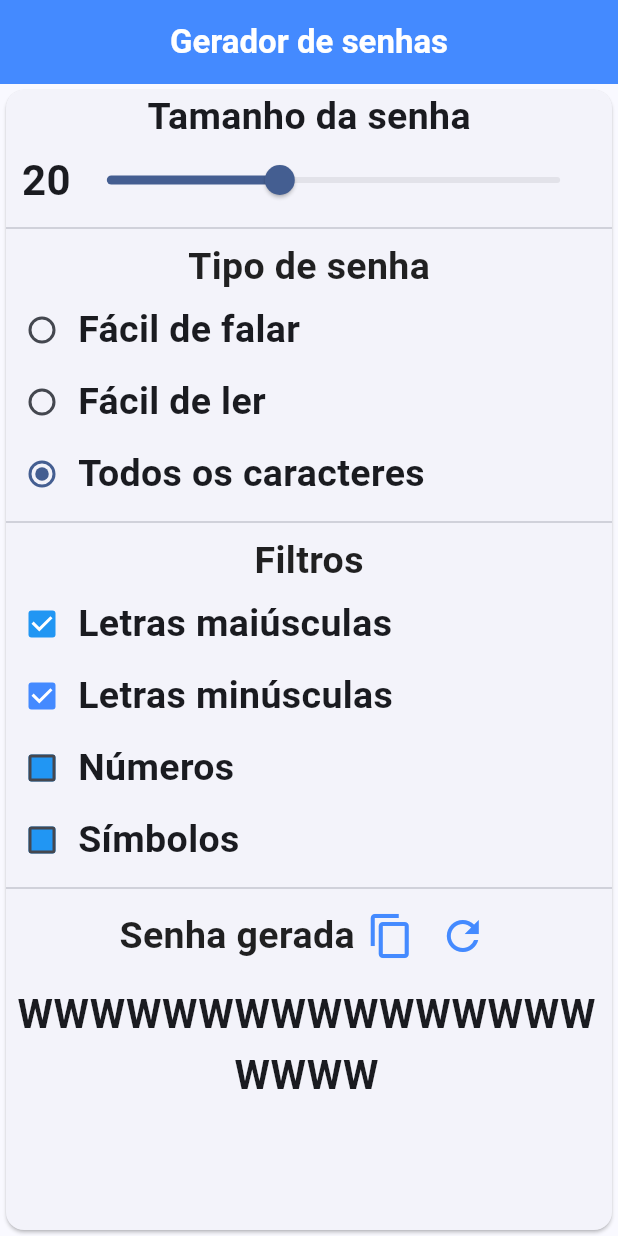
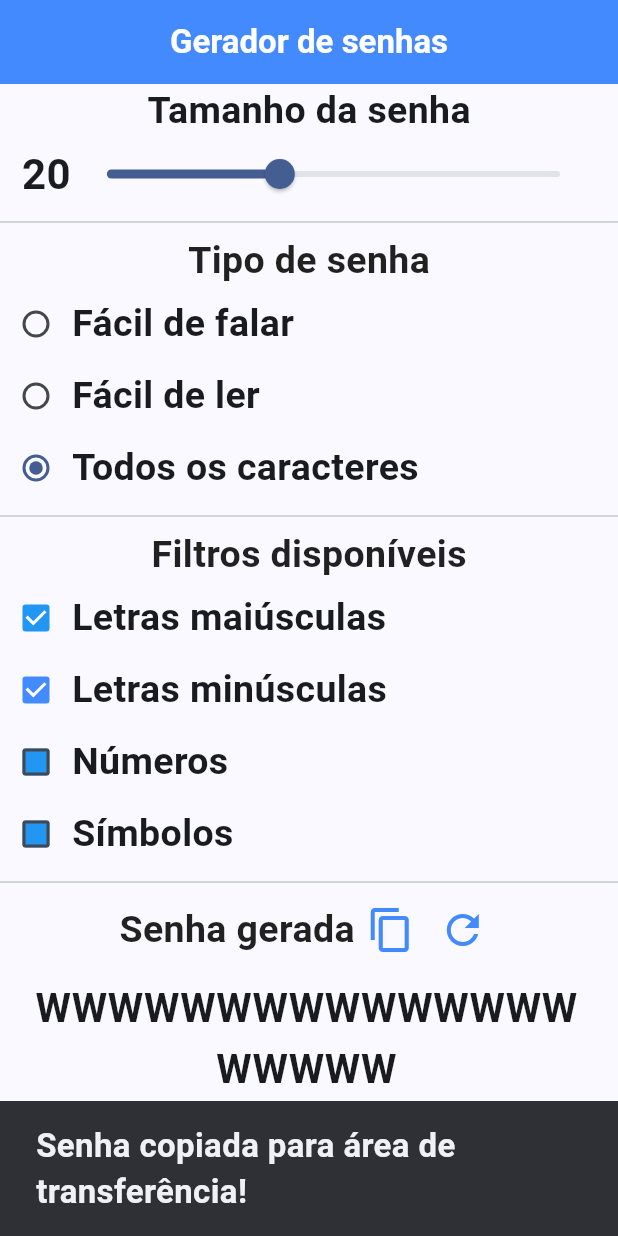
Before and after one commit to gabrielnavas/password_generator_flutter_app, a Flutter app: the screen it shows after launch, after a tap on the "content copy" icon, on a phone screen of 412 x 824 dp. Run offline on Flutter 3.47's test engine with Material 3 defaults, Android fonts, the phone set to English and light mode, and no system bars.

Commit message:
add single child scroll view

```diff
--- a/lib/pages/password_generator.dart
+++ b/lib/pages/password_generator.dart
@@ -35,7 +35,8 @@ class _PasswordGeneratorPageState extends State<PasswordGeneratorPage> {
         ),
         backgroundColor: Colors.blueAccent,
       ),
-      body: Card(
+      body: SingleChildScrollView(
+        child: Container(
           child: Column(
             crossAxisAlignment: CrossAxisAlignment.center,
             children: [
@@ -152,7 +153,7 @@ class _PasswordGeneratorPageState extends State<PasswordGeneratorPage> {
               const Divider(),
               const SizedBox(
                 child: Text(
-                'Filtros',
+                  'Filtros disponíveis',
                   style: TextStyle(
                     fontWeight: FontWeight.bold,
                     fontSize: 25,
@@ -175,8 +176,8 @@ class _PasswordGeneratorPageState extends State<PasswordGeneratorPage> {
                           _passwordGeneratorForm.password.settings.hasUppercase,
                       onChanged: (bool? value) {
                         setState(() {
-                        _passwordGeneratorForm.password.settings.hasUppercase =
-                            value!;
+                          _passwordGeneratorForm
+                              .password.settings.hasUppercase = value!;
                           _passwordGeneratorForm.refreshPassword();
                         });
                       }),
@@ -201,8 +202,8 @@ class _PasswordGeneratorPageState extends State<PasswordGeneratorPage> {
                           _passwordGeneratorForm.password.settings.hasLowercase,
                       onChanged: (bool? value) {
                         setState(() {
-                        _passwordGeneratorForm.password.settings.hasLowercase =
-                            value!;
+                          _passwordGeneratorForm
+                              .password.settings.hasLowercase = value!;
                           _passwordGeneratorForm.refreshPassword();
                         });
                       }),
@@ -223,7 +224,8 @@ class _PasswordGeneratorPageState extends State<PasswordGeneratorPage> {
                         }
                         return Colors.blue;
                       }),
-                    value: _passwordGeneratorForm.password.settings.hasNumbers,
+                      value:
+                          _passwordGeneratorForm.password.settings.hasNumbers,
                       onChanged: _passwordGeneratorForm.disableNumbersOption()
                           ? null
                           : (bool? value) {
@@ -250,7 +252,8 @@ class _PasswordGeneratorPageState extends State<PasswordGeneratorPage> {
                         }
                         return Colors.blue;
                       }),
-                    value: _passwordGeneratorForm.password.settings.hasSymbols,
+                      value:
+                          _passwordGeneratorForm.password.settings.hasSymbols,
                       onChanged: _passwordGeneratorForm.disableSymbolsOption()
                           ? null
                           : (bool? value) {
@@ -273,43 +276,38 @@ class _PasswordGeneratorPageState extends State<PasswordGeneratorPage> {
               Row(
                 mainAxisAlignment: MainAxisAlignment.center,
                 children: [
-                const SizedBox(
+                  SizedBox(
                     child: Text(
-                    'Senha gerada',
-                    style: TextStyle(
+                      _passwordController.text.isEmpty
+                          ? 'Selecione um filtro...'
+                          : 'Senha gerada',
+                      style: const TextStyle(
                         fontWeight: FontWeight.bold,
                         fontSize: 25,
                         color: Colors.black87,
                       ),
                     ),
                   ),
+                  if (_passwordController.text.isNotEmpty)
                     IconButton(
                       color: Colors.blueAccent,
                       iconSize: 32,
-                  onPressed: _copyToClipboard,
+                      onPressed: () => _copyToClipboard(context),
                       icon: const Icon(Icons.copy),
                     ),
+                  if (_passwordController.text.isNotEmpty)
                     IconButton(
                       color: Colors.blueAccent,
                       iconSize: 32,
-                  onPressed: () => setState(() {
-                    _passwordGeneratorForm.refreshPassword();
-                  }),
+                      onPressed: () => refreshPassword(context),
                       icon: const Icon(Icons.refresh),
                     ),
                 ],
               ),
               Container(
                 alignment: Alignment.center,
-              child: _passwordController.text.isEmpty
-                  ? const Center(
-                      child: Text(
-                        "Selecione um dos filtros",
-                        style: TextStyle(
-                            fontWeight: FontWeight.bold, fontSize: 20),
-                      ),
-                    )
-                  : TextField(
+                width: widthScreen * 0.90,
+                child: TextField(
                   maxLines: null,
                   keyboardType: TextInputType.multiline,
                   style: const TextStyle(
@@ -321,14 +319,39 @@ class _PasswordGeneratorPageState extends State<PasswordGeneratorPage> {
                   controller: _passwordController,
                 ),
               ),
+              const SizedBox(
+                height: 20,
+              ),
             ],
+          ),
         ),
       ),
     );
   }
 
-  Future<void> _copyToClipboard() async {
-    await Clipboard.setData(
-        ClipboardData(text: _passwordGeneratorForm.password.value));
+  void _copyToClipboard(BuildContext context) {
+    Clipboard.setData(
+            ClipboardData(text: _passwordGeneratorForm.password.value))
+        .then((_) {
+      _showMessage('Senha copiada para área de transferência!');
+    });
+  }
+
+  void refreshPassword(BuildContext context) {
+    setState(() {
+      _passwordGeneratorForm.refreshPassword();
+      _showMessage('Senha gerada com sucesso!');
+    });
+  }
+
+  void _showMessage(String message) {
+    final snackBar = SnackBar(
+      content: Text(
+        message,
+        style: const TextStyle(fontWeight: FontWeight.bold, fontSize: 22),
+      ),
+    );
+
+    ScaffoldMessenger.of(context).showSnackBar(snackBar);
   }
 }
```
Lines whose indentation alone changed are shown as unchanged.
